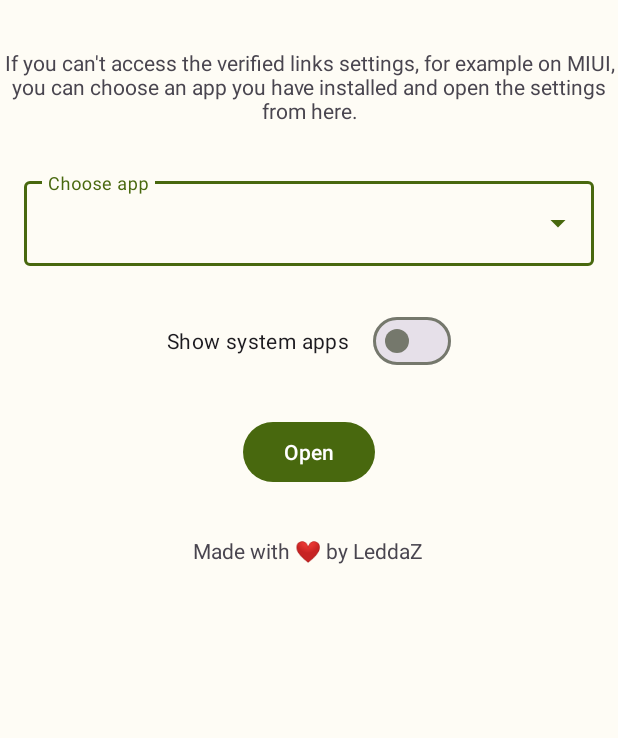
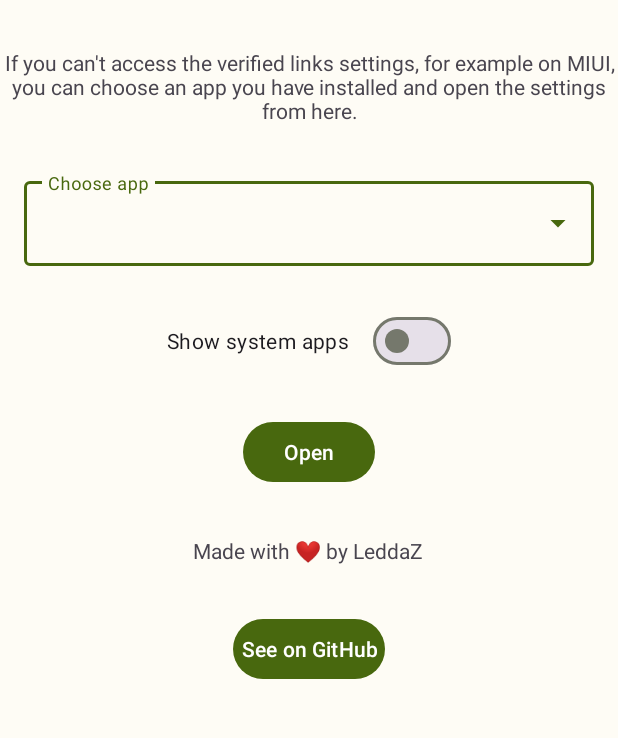
Before and after one commit to LeddaZ/LinkVerifier, an Android app: the screen it shows after launch (MainActivity), on a phone screen of 412 x 824 dp, the part 105-843 px from its top. Run offline under Robolectric (Android 15) with nearby library versions, the phone set to English and light mode, and no system bars.

Commit message:
LinkVerifier: Add "See on GitHub" button
Signed-off-by: Leonardo Ledda <leonardoledda@gmail.com>

```diff
--- a/app/src/main/res/layout/activity_main.xml
+++ b/app/src/main/res/layout/activity_main.xml
@@ -76,6 +76,17 @@
             android:text="@string/about_app"
             android:textAlignment="center" />
 
+        <Button
+            android:id="@+id/githubButton"
+            android:layout_width="wrap_content"
+            android:layout_height="wrap_content"
+            android:layout_marginTop="16sp"
+            android:layout_marginBottom="16sp"
+            android:gravity="center"
+            android:onClick="openGitHub"
+            android:padding="5sp"
+            android:text="@string/open_github" />
+
     </com.google.android.material.appbar.AppBarLayout>
 
 </androidx.coordinatorlayout.widget.CoordinatorLayout>
--- a/app/src/main/res/values/strings.xml
+++ b/app/src/main/res/values/strings.xml
@@ -6,4 +6,5 @@
     <string name="description">If you can\'t access the verified links settings, for example on MIUI, you can choose an app you have installed and open the settings from here.</string>
     <string name="show_system_apps">Show system apps</string>
     <string name="about_app">Made with ❤️ by LeddaZ</string>
+    <string name="open_github">See on GitHub</string>
 </resources>
```
Also changed, not shown: app/src/main/java/it/leddaz/linkverifier/MainActivity.kt (+13 -1 lines), 1 other file.
